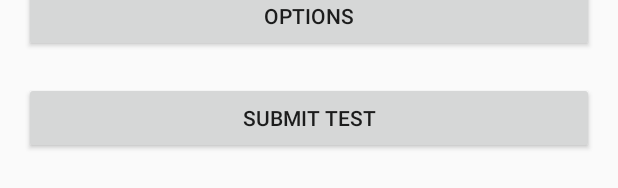
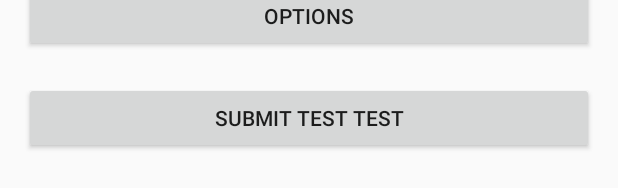
Before and after one commit to hemantmenon/UBN, an Android app: the layout bus_layout.xml on its own in the app's theme, with its tools: preview values and no code run, on a phone screen of 412 x 824 dp. Shown: the part 719-907 px from the top of the screen. Run offline under Robolectric (Android 15) with nearby library versions, the phone set to English and light mode, and no system bars.

Commit message:
Update bus_layout.xml

```diff
--- a/app/src/main/res/layout/bus_layout.xml
+++ b/app/src/main/res/layout/bus_layout.xml
@@ -67,7 +67,7 @@
         android:id="@+id/route_start"
         android:layout_gravity="center_horizontal"
         android:layout_height="wrap_content"
-        android:text="SUBMIT TEST"/>
+        android:text="SUBMIT TEST TEST"/>
 
     </LinearLayout>
 </android.support.v4.widget.NestedScrollView>
```
